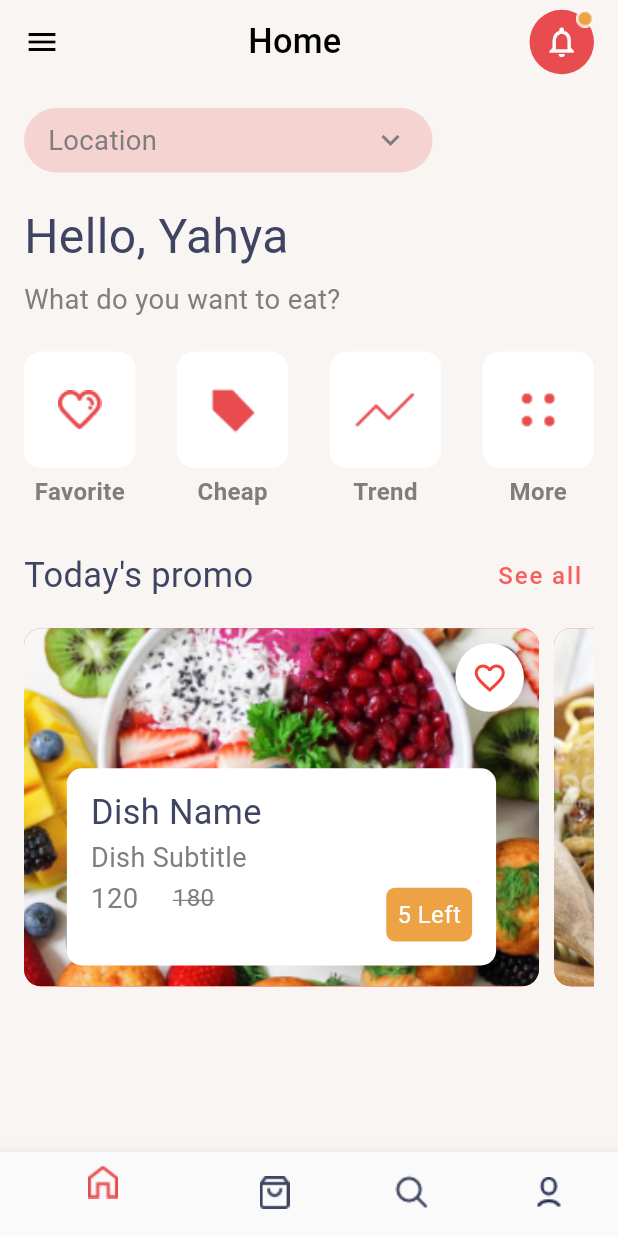
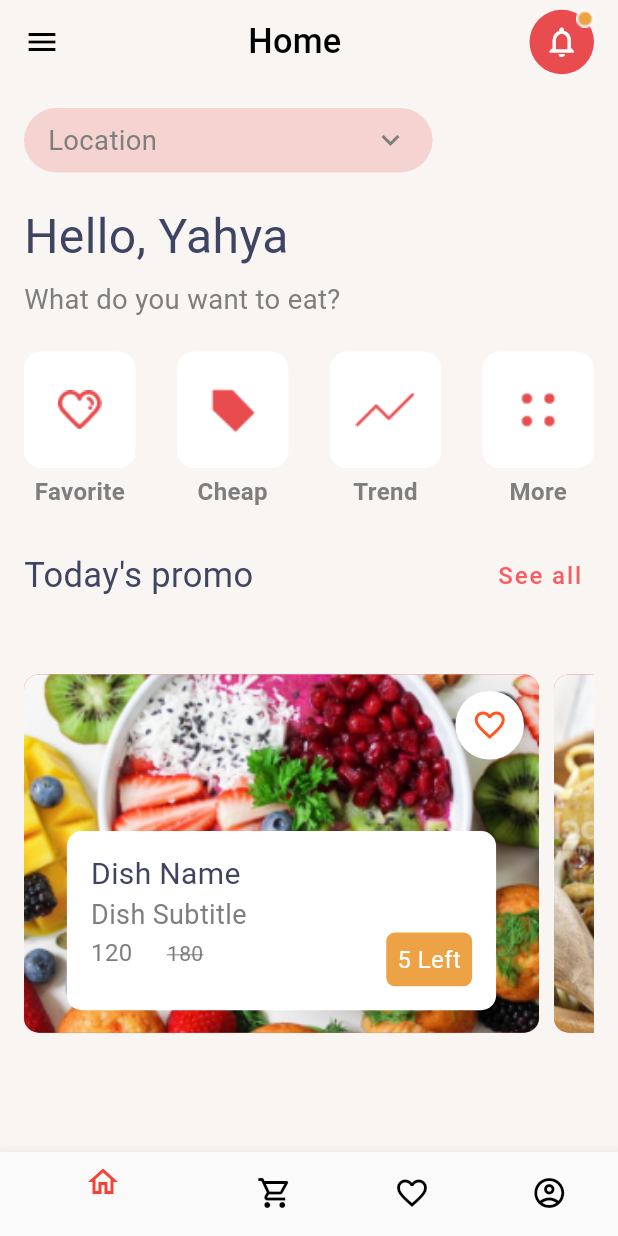
Before and after one commit to shafi21064/food_app, a Flutter app: the screen it shows after launch, on a phone screen of 412 x 824 dp. Run offline on Flutter 3.47's test engine with Material 2 defaults, Android fonts, the phone set to English and light mode, and no system bars; our stand-ins replace flutter_rating_bar, flutter_screenutil.

Commit message:
favorite work

```diff
--- a/lib/src/controller/item_provider.dart
+++ b/lib/src/controller/item_provider.dart
@@ -3,7 +3,6 @@ import 'package:flutter/cupertino.dart';
 
 class ItemProvider extends ChangeNotifier{
 
-  dynamic pageIndex = 0;
 
   dynamic itemList = [
     {
@@ -13,7 +12,8 @@ class ItemProvider extends ChangeNotifier{
       'item_subname' : 'Dish Subtitle',
       'special_price' : '120',
       'regular_price' : '180',
-      'item_left' : '5'
+      'item_left' : '5',
+      'is_favorite' : false
     },
     {
       'id' : 2,
@@ -22,7 +22,8 @@ class ItemProvider extends ChangeNotifier{
       'item_subname' : 'Dish Subtitle',
       'special_price' : '140',
       'regular_price' : '190',
-      'item_left' : '5'
+      'item_left' : '5',
+      'is_favorite' : false
     },
     {
       'id' : 3,
@@ -31,7 +32,8 @@ class ItemProvider extends ChangeNotifier{
       'item_subname' : 'Dish Subtitle',
       'special_price' : '120',
       'regular_price' : '180',
-      'item_left' : '5'
+      'item_left' : '5',
+      'is_favorite' : false
     },
     {
       'id' : 4,
@@ -40,8 +42,46 @@ class ItemProvider extends ChangeNotifier{
       'item_subname' : 'Dish Subtitle',
       'special_price' : '120',
       'regular_price' : '180',
-      'item_left' : '5'
+      'item_left' : '5',
+      'is_favorite' : false
     }
   ];
 
+  List _wishlist = [];
+
+  List get wishlists => _wishlist;
+
+
+  void setToWishlistItem(item) {
+    if (item["is_favorite"]) {
+      _wishlist.add(item);
+      } else {
+        _wishlist.remove(item);
+      }
+      print(_wishlist.length);
+      print("wishlist");
+       notifyListeners();
+    }
+
+  // void removeFromWishList(item){
+  //   if(item['is_favorite'] == false) {
+  //     _wishlist.remove(item);
+  //   }
+  //   notifyListeners();
+  // }
+
+
+  List get itemLists => itemList;
+
+  void setIsFavorite(index) {
+    if (itemList[index]['is_favorite']) {
+      itemList[index]['is_favorite'] = false;
+      setToWishlistItem(itemList[index]);
+    } else {
+      itemList[index]['is_favorite'] = true;
+      setToWishlistItem(itemList[index]);
+    }
+    notifyListeners();
+  }
+
 }
--- a/lib/src/controller/wish_list_controller.dart
+++ b/lib/src/controller/wish_list_controller.dart
@@ -1,26 +1,14 @@
 import 'package:flutter/material.dart';
 class WishListController extends ChangeNotifier {
-  bool _isFavorite = true ;
-  bool get isFavorite => _isFavorite;
 
-  void setIsFavorite(){
-    _isFavorite = !_isFavorite;
+  dynamic _wishList = [];
+  get wishList => _wishList;
+  void addItewm(value){
+    _wishList.add(value);
     notifyListeners();
   }
-
+  void removeItewm(value){
+    _wishList.removeAt(value);
+    notifyListeners();
+  }
 }
-
-// import 'package:flutter/material.dart';
-// class Wishpro extends ChangeNotifier {
-//   dynamic _a = [];
-//   get a => _a;
-//   void addItewm(value){
-//     _a.add(value);
-//     notifyListeners();
-//   }
-//   void removeItewm(value){
-//     _a.removeAt(value);
-//     notifyListeners();
-//   }
-//
-// }
--- a/lib/src/data/global_widgets/bottom_navigation.dart
+++ b/lib/src/data/global_widgets/bottom_navigation.dart
@@ -1,7 +1,8 @@
 import 'package:flutter/material.dart';
+import 'package:food_app/src/data/utils/custom_color.dart';
 import 'package:food_app/src/modules/checkout/view/checkout.dart';
+import 'package:food_app/src/modules/favorite/view/favorite_list.dart';
 import 'package:food_app/src/modules/home/views/home.dart';
-import 'package:food_app/src/modules/search/search_screen.dart';
 import 'package:food_app/src/modules/account/user_screen.dart';
 
 class BottomNavigation extends StatefulWidget {
@@ -13,7 +14,7 @@ class BottomNavigation extends StatefulWidget {
 
 class _BottomNavigationState extends State<BottomNavigation> {
 
-  var  pages = [HomeScreen(), CheckOut(), SearchScreen(), UserScreen()];
+  var  pages = [HomeScreen(), CheckOut(), Favorite(), UserScreen()];
 
   int currentIndex = 0;
 
@@ -22,11 +23,14 @@ class _BottomNavigationState extends State<BottomNavigation> {
     return Scaffold(
       bottomNavigationBar: BottomNavigationBar(
         currentIndex: currentIndex,
+        selectedItemColor: Colors.red,
+        backgroundColor: CustomColor.cRed,
+        unselectedItemColor: Colors.black,
         items: [
-          BottomNavigationBarItem(icon: Image.asset('assets/images/b_home.png'), label: '' ),
-          BottomNavigationBarItem(icon: Image.asset('assets/images/b_cart.png'), label: ''),
-          BottomNavigationBarItem(icon: Image.asset('assets/images/b_search.png'), label: ''),
-          BottomNavigationBarItem(icon: Image.asset('assets/images/b_user.png'), label: '')
+          BottomNavigationBarItem(icon: Icon(Icons.home_outlined, ), label: '' ),
+          BottomNavigationBarItem(icon: Icon(Icons.shopping_cart_outlined), label: ''),
+          BottomNavigationBarItem(icon: Icon(Icons.favorite_border_outlined,), label: ''),
+          BottomNavigationBarItem(icon: Icon(Icons.account_circle_outlined), label: '')
         ],
         onTap: (index){
           setState(() {
--- /dev/null
+++ b/lib/src/data/global_widgets/dish_item.dart
@@ -0,0 +1,133 @@
+import 'package:flutter/material.dart';
+import 'package:flutter_screenutil/flutter_screenutil.dart';
+import 'package:food_app/src/modules/home/home_package.dart';
+import 'package:provider/provider.dart';
+
+class DishItem extends StatelessWidget {
+  String dishImage,
+      dishTitle,
+      dishSubTitle,
+      dishPrice,
+      dishLeft,
+      dishRegularPrice;
+  bool favorite;
+    dynamic onPress, onPressDetails ;
+  DishItem(
+      {super.key,
+        required this.favorite,
+        required this.dishImage,
+        required this.dishTitle,
+        required this.dishSubTitle,
+        required this.dishPrice,
+        required this.dishLeft,
+        required this.dishRegularPrice,
+        required this.onPress,
+        this.onPressDetails
+      });
+
+  @override
+  Widget build(BuildContext context) {
+    var itemProvider = Provider.of<ItemProvider>(context);
+    return Stack(alignment: Alignment.center, children: [
+      Container(
+        height: 200.h,
+        width: 300.w,
+        decoration: BoxDecoration(
+            image: DecorationImage(
+                image: AssetImage(
+                  dishImage,
+                ),
+                fit: BoxFit.cover),
+            borderRadius: BorderRadius.circular(10),
+            color: Colors.red),
+      ),
+      Positioned(
+        top: 10,
+        right: 10,
+        child: WishIcon(
+          onPress: onPress,
+          favorite: favorite,
+        )
+      ),
+      Positioned(
+        bottom: 15,
+        child: InkWell(
+          onTap: onPressDetails,
+          child: Container(
+            padding: const EdgeInsets.all(16),
+            height: 100.h,
+            width: 250.w,
+            decoration: BoxDecoration(
+              color: Colors.white,
+              borderRadius: BorderRadius.circular(10),
+            ),
+            child: Stack(
+              children: [
+                Column(
+                  mainAxisAlignment: MainAxisAlignment.start,
+                  crossAxisAlignment: CrossAxisAlignment.start,
+                  children: [
+                    Text(
+                      dishTitle,
+                      style: const TextStyle(
+                        color: Color(0xff3E4462),
+                        fontSize: 20,
+                      ),
+                    ),
+                    SizedBox(
+                      height: 5.h,
+                    ),
+                    Text(
+                      dishSubTitle,
+                      style:
+                      const TextStyle(color: Color(0xff7E7E7E), fontSize: 18),
+                    ),
+                    SizedBox(
+                      height: 5.h,
+                    ),
+                    Row(
+                      children: [
+                        Text(
+                          dishPrice,
+                          style: const TextStyle(
+                              color: Color(0xff7E7E7E), fontSize: 16),
+                        ),
+                        SizedBox(
+                          width: 20.w,
+                        ),
+                        Text(
+                          dishRegularPrice,
+                          style: const TextStyle(
+                              color: Color(0xff7E7E7E),
+                              fontSize: 14,
+                              decoration: TextDecoration.lineThrough),
+                        ),
+                      ],
+                    )
+                  ],
+                ),
+                Positioned(
+                  bottom: 0,
+                  right: 0,
+                  child: Container(
+                    height: 30.h,
+                    width: 50.w,
+                    decoration: BoxDecoration(
+                        color: const Color(0xffEDA345),
+                        borderRadius: BorderRadius.circular(5.r)),
+                    child: Center(
+                      child: Text(
+                        '$dishLeft Left',
+                        style: const TextStyle(color: Colors.white),
+                      ),
+                    ),
+                  ),
+                )
+              ],
+            ),
+          ),
+        ),
+      )
+    ]);
+  }
+}
--- a/lib/src/data/global_widgets/wish_icon.dart
+++ b/lib/src/data/global_widgets/wish_icon.dart
@@ -1,33 +1,51 @@
 import 'package:flutter/material.dart';
 import 'package:flutter_screenutil/flutter_screenutil.dart';
 import 'package:food_app/src/controller/item_provider.dart';
-import 'package:food_app/src/controller/wish_list_controller.dart';
 import 'package:provider/provider.dart';
 
 class WishIcon extends StatelessWidget {
-  const WishIcon({super.key});
+  dynamic onPress;
+  bool favorite;
+   WishIcon({super.key, required this.onPress, required this.favorite});
 
   @override
   Widget build(BuildContext context) {
-    var wishLIstProvider = Provider.of<WishListController>(context);
+    var itemProvider = Provider.of<ItemProvider>(context);
+    // return InkWell(
+    //   onTap: (){
+    //     itemProvider.setIsFavorite(0);
+    //   },
+    //   child: Container(
+    //     height: 40.h,
+    //     width: 40.w,
+    //     decoration:
+    //         const BoxDecoration(color: Colors.white, shape: BoxShape.circle),
+    //     child:itemProvider.itemLists.isNotEmpty
+    //         ? const Icon(
+    //             Icons.favorite_border,
+    //             color: Colors.red,
+    //           )
+    //         : const Icon(
+    //             Icons.favorite,
+    //             color: Colors.red,
+    //           ),
+    //   ),
+    // );
+
     return InkWell(
-        onTap: () {
-          wishLIstProvider.setIsFavorite();
-        },
-        child: Container(
-          height: 40.h,
-          width: 40.w,
-          decoration:
-              const BoxDecoration(color: Colors.white, shape: BoxShape.circle),
-          child: wishLIstProvider.isFavorite == true
-              ? const Icon(
-                  Icons.favorite_border,
-                  color: Colors.red,
-                )
-              : const Icon(
-                  Icons.favorite,
-                  color: Colors.red,
-                ),
-        ));
+      onTap: onPress,
+      child: Container(
+        alignment: Alignment.center,
+        height: 40.h,
+        width: 40.w,
+        decoration: const BoxDecoration(
+          color: Colors.white,
+          shape: BoxShape.circle,
+        ),
+        child: favorite ?
+        Icon( Icons.favorite,color: Colors.deepOrange,) :
+        Icon(Icons.favorite_border,color: Colors.deepOrange),
+      ),
+    );
   }
 }
--- a/lib/src/modules/home/home_package.dart
+++ b/lib/src/modules/home/home_package.dart
@@ -1,4 +1,4 @@
-export 'local_widgets/dish_item.dart';
+export 'local_widgets/dish_item_list.dart';
 export 'local_widgets/home_greetings.dart';
 export 'local_widgets/home_icon_list.dart';
 export 'local_widgets/home_location.dart';
--- a/lib/src/modules/home/local_widgets/dish_item.dart
+++ /dev/null
@@ -1,124 +0,0 @@
-import 'package:flutter/material.dart';
-import 'package:flutter_screenutil/flutter_screenutil.dart';
-import 'package:food_app/src/modules/home/home_package.dart';
-import 'package:provider/provider.dart';
-
-
-class DishItem extends StatefulWidget {
-  const DishItem({super.key});
-  @override
-  State<DishItem> createState() => _DishItemState();
-}
-
-class _DishItemState extends State<DishItem> {
-
-  @override
-  Widget build(BuildContext context) {
-    var itemProvider = Provider.of<ItemProvider>(context);
-    return SizedBox(
-      height: 210.h,
-      width: MediaQuery.sizeOf(context).width,
-      child: ListView.builder(
-          scrollDirection: Axis.horizontal,
-          itemCount: itemProvider.itemList.length,
-          itemBuilder: (context, index) {
-            return Container(
-              margin: const EdgeInsets.only(top: 10, right: 10),
-              child: Stack(alignment: Alignment.center, children: [
-                InkWell(
-                  onTap: () {
-                    Navigator.push(context,
-                        MaterialPageRoute(builder: (context) => const PromoScreen()));
-
-                    setState(() {
-                      itemProvider.pageIndex = index;
-                    });
-                  },
-                  child: Container(
-                    padding: EdgeInsets.all(8.w),
-                    height: 200.h,
-                    width: 300.w,
-                    decoration: BoxDecoration(
-                        image: DecorationImage(
-                            image: AssetImage(
-                              itemProvider.itemList[index]['item_pic'],
-                            ),
-                            fit: BoxFit.cover),
-                        borderRadius: BorderRadius.circular(10.r),
-                        color: Colors.red),
-                  ),
-                ),
-                const Positioned(top: 10, right: 10, child: WishIcon()),
-                Positioned(
-                  bottom: 15,
-                  child: Container(
-                    padding: const EdgeInsets.all(16),
-                    height: 110.h,
-                    width: 250.w,
-                    decoration: BoxDecoration(
-                      color: Colors.white,
-                      borderRadius: BorderRadius.circular(10),
-                    ),
-                    child: Stack(
-                      children: [
-                        Column(
-                          mainAxisAlignment: MainAxisAlignment.start,
-                          crossAxisAlignment: CrossAxisAlignment.start,
-                          children: [
-                            Text(
-                              itemProvider.itemList[index]['item_name'],
-                              style: TextStyle(
-                                color: CustomColor.deepBlue,
-                                fontSize: 20.sp,
-                              ),
-                            ),
-                            SizedBox(
-                              height: 5.h,
-                            ),
-                            Text(
-                              itemProvider.itemList[index]['item_subname'],
-                              style: TextStyle(
-                                  color: CustomColor.fadedBlack, fontSize: 18),
-                            ),
-                            SizedBox(
-                              height: 5.h,
-                            ),
-                            Row(
-                              children: [
-                                Text(
-                                  itemProvider.itemList[index]['special_price'],
-                                  style: TextStyle(
-                                      color: CustomColor.fadedBlack,
-                                      fontSize: 16.sp),
-                                ),
-                                SizedBox(
-                                  width: 20.w,
-                                ),
-                                Text(
-                                  itemProvider.itemList[index]['regular_price'],
-                                  style: TextStyle(
-                                      color: CustomColor.fadedBlack,
-                                      fontSize: 14.sp,
-                                      decoration: TextDecoration.lineThrough),
-                                ),
-                              ],
-                            )
-                          ],
-                        ),
-                        Positioned(
-                            bottom: 0,
-                            right: 0,
-                            child: ItemLeftButton(
-                              dishLeft: itemProvider.itemList[index]
-                                  ['item_left'],
-                            ))
-                      ],
-                    ),
-                  ),
-                )
-              ]),
-            );
-          }),
-    );
-  }
-}
--- /dev/null
+++ b/lib/src/modules/home/local_widgets/dish_item_list.dart
@@ -0,0 +1,58 @@
+import 'package:flutter/material.dart';
+import 'package:flutter_screenutil/flutter_screenutil.dart';
+import 'package:food_app/src/data/global_widgets/dish_item.dart';
+import 'package:food_app/src/modules/home/home_package.dart';
+import 'package:provider/provider.dart';
+
+class DishItemList extends StatefulWidget {
+  const DishItemList({super.key});
+
+  @override
+  State<DishItemList> createState() => _DishItemListState();
+}
+
+class _DishItemListState extends State<DishItemList> {
+  @override
+  Widget build(BuildContext context) {
+    var itemProvider = Provider.of<ItemProvider>(context);
+    return SizedBox(
+      height: 270.h,
+      width: MediaQuery.sizeOf(context).width,
+      child: ListView.builder(
+          scrollDirection: Axis.horizontal,
+          itemCount: itemProvider.itemList.length,
+          itemBuilder: (context, index){
+            return Row(
+              children: [
+                DishItem(
+                  onPress:(){
+                    itemProvider.setIsFavorite(index);
+                  },
+                  onPressDetails: (){
+                    Navigator.push(context,
+                        MaterialPageRoute(builder: (contex)=>
+                            PromoScreen(
+                                onPress:(){
+                                  itemProvider.setIsFavorite(index);
+                                },
+                                favorite: itemProvider.itemList[index]['is_favorite'],
+                                dishName: itemProvider.itemLists[index]['item_name'],
+                                subTitle: itemProvider.itemLists[index]['item_name']
+                            )));
+                  },
+                  favorite : itemProvider.itemList[index]['is_favorite'],
+                  dishImage: itemProvider.itemList[index]['item_pic'],
+                  dishTitle: itemProvider.itemList[index]['item_name'],
+                  dishSubTitle: itemProvider.itemList[index]['item_subname'],
+                  dishPrice: itemProvider.itemList[index]['special_price'],
+                  dishRegularPrice: itemProvider.itemList[index]['regular_price'],
+                  dishLeft: itemProvider.itemList[index]['item_left'],
+                ),
+                SizedBox(width: 10,)
+              ],
+            );
+          }
+      ),
+    );
+  }
+}
--- a/lib/src/modules/home/views/home.dart
+++ b/lib/src/modules/home/views/home.dart
@@ -44,7 +44,7 @@ class HomeScreen extends StatelessWidget {
                       title: 'Today\'s promo',
                       buttonText: 'See all',
                     ),
-                    DishItem(),
+                    DishItemList(),
                     //SizedBox(height: 5.h,),
                     //const TodayPromo(),
                   ]),
```
Also changed, not shown: lib/src/modules/favorite/local_widget/favorite_item.dart (added, +103 -0 lines), lib/src/modules/favorite/local_widget/favorite_item_list.dart (added, +28 -0 lines), lib/src/modules/favorite/view/favorite_list.dart (added, +26 -0 lines), lib/src/modules/home/local_widgets/returant_background.dart (+16 -7 lines), lib/src/modules/home/views/promo_screen.dart (+17 -9 lines), lib/src/modules/search/search_screen.dart (deleted, +0 -19 lines), lib/src/modules/favorite/favorite_package.dart (added).
